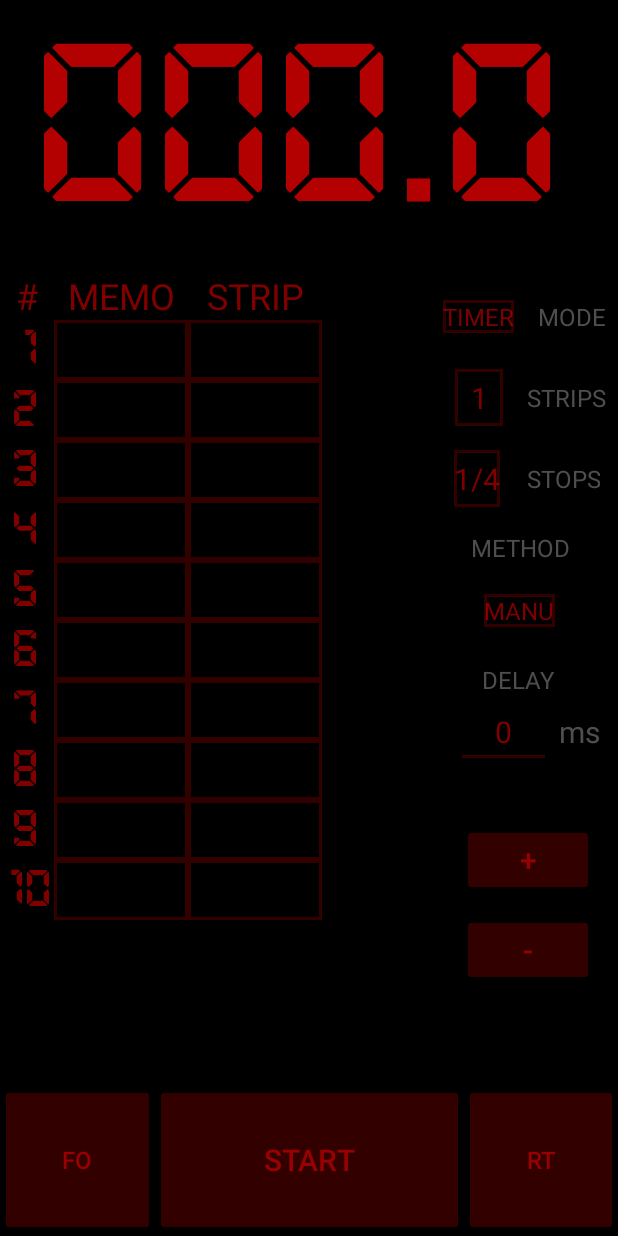
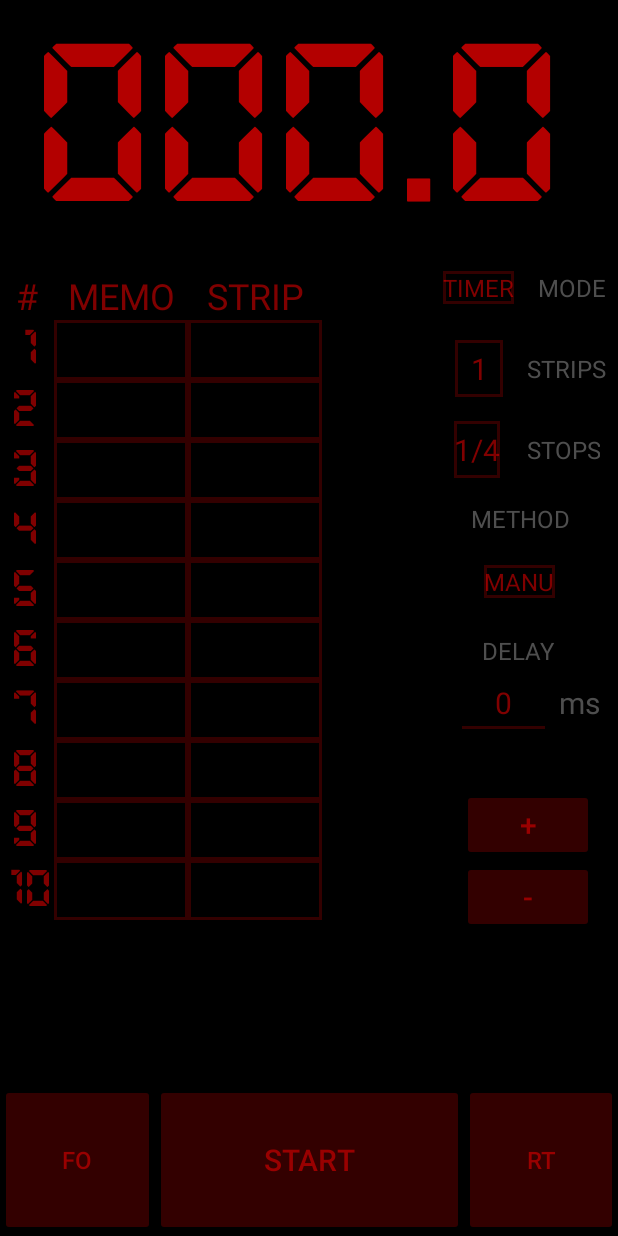
Before and after one commit to visogonzalez/DisparaTimer, an Android app: the screen it shows after launch (MainActivity), on a phone screen of 412 x 824 dp. Run offline under Robolectric (Android 15) with nearby library versions, the phone set to English and light mode, and no system bars; our stand-ins replace data binding.

Commit message:
-Actualizar SDK 14 x86 -Cambios activity para pantallas pequeñas

```diff
--- a/app/src/main/java/com/ebookfrenzy/disparafilmtimer/MainActivity.java
+++ b/app/src/main/java/com/ebookfrenzy/disparafilmtimer/MainActivity.java
@@ -629,7 +629,7 @@ public class MainActivity extends AppCompatActivity {
             binding.stTotal.setText(R.string.strip);
             binding.stEach.setText(R.string.memo);
             binding.upb.setVisibility(View.VISIBLE);
-            binding.upb.setEnabled(true);
+            binding.upb.setEnabled(true) ;
             binding.downb.setVisibility(View.VISIBLE);
             binding.downb.setEnabled(true);
             binding.baseTime.setVisibility(View.VISIBLE);
--- a/app/src/main/res/layout/activity_main.xml
+++ b/app/src/main/res/layout/activity_main.xml
@@ -692,7 +692,7 @@
             android:id="@+id/nmode"
             android:layout_width="wrap_content"
             android:layout_height="wrap_content"
-            android:layout_marginTop="35dp"
+            android:layout_marginTop="16dp"
             android:layout_marginEnd="16dp"
             android:background="@drawable/shape"
             android:text="@string/timer"
@@ -705,7 +705,7 @@
             android:id="@+id/mode"
             android:layout_width="wrap_content"
             android:layout_height="wrap_content"
-            android:layout_marginTop="35dp"
+            android:layout_marginTop="16dp"
             android:layout_marginEnd="8dp"
             android:onClick="modeClick"
             android:text="@string/mode"
@@ -733,7 +733,6 @@
             android:id="@+id/downb"
             android:layout_width="wrap_content"
             android:layout_height="wrap_content"
-            android:layout_marginTop="12dp"
             android:layout_marginEnd="16dp"
             android:backgroundTint="#33FF0000"
             android:gravity="center"
@@ -748,7 +747,7 @@
             android:id="@+id/baseTime"
             android:layout_width="wrap_content"
             android:layout_height="wrap_content"
-            android:layout_marginTop="8dp"
+            android:layout_marginTop="4dp"
             android:layout_marginEnd="34dp"
             android:textColor="#80FF0000"
             android:textSize="20sp"
```
